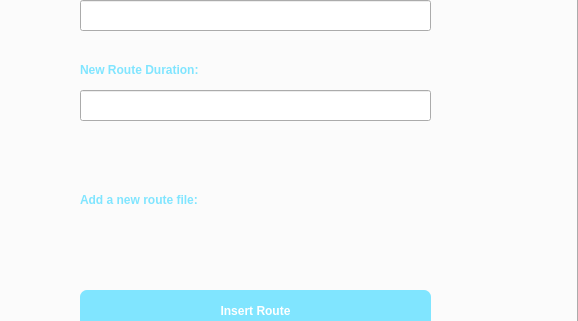
Old version of the form VisionVoyagerGUI/adminmodewindow.ui in the repository IuliaKovacs/VisionVoyager---DiplomaProject; both pictures show x 722 to 1300 and y 206 to 527 of the 1300 by 720 pixel window.
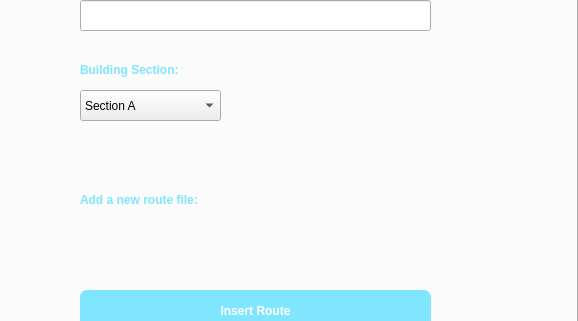
New version of the form.

Commit message: [UI] Drag and Drop Widget - accept only one file flag

Patch:
```diff
--- a/VisionVoyagerGUI/adminmodewindow.ui
+++ b/VisionVoyagerGUI/adminmodewindow.ui
@@ -269,17 +269,7 @@
        </rect>
       </property>
       <property name="text">
-       <string>New Route Duration:</string>
-      </property>
-     </widget>
-     <widget class="QLineEdit" name="routeDurationLineEdit">
-      <property name="geometry">
-       <rect>
-        <x>800</x>
-        <y>270</y>
-        <width>351</width>
-        <height>31</height>
-       </rect>
+       <string>Building Section:</string>
       </property>
      </widget>
      <widget class="QPushButton" name="deleteRouteButton">
@@ -305,9 +295,9 @@
       <property name="geometry">
        <rect>
         <x>1040</x>
-        <y>330</y>
+        <y>290</y>
         <width>111</width>
-        <height>111</height>
+        <height>151</height>
        </rect>
       </property>
       <layout class="QVBoxLayout" name="routeDragNdropLayout"/>
@@ -346,6 +336,40 @@
        <set>Qt::AlignCenter</set>
       </property>
      </widget>
+     <widget class="QComboBox" name="comboBox">
+      <property name="geometry">
+       <rect>
+        <x>800</x>
+        <y>270</y>
+        <width>141</width>
+        <height>31</height>
+       </rect>
+      </property>
+      <property name="layoutDirection">
+       <enum>Qt::LeftToRight</enum>
+      </property>
+      <property name="styleSheet">
+       <string notr="true">text-align: center;</string>
+      </property>
+      <property name="sizeAdjustPolicy">
+       <enum>QComboBox::AdjustToMinimumContentsLengthWithIcon</enum>
+      </property>
+      <item>
+       <property name="text">
+        <string>Section A</string>
+       </property>
+      </item>
+      <item>
+       <property name="text">
+        <string>Section B</string>
+       </property>
+      </item>
+      <item>
+       <property name="text">
+        <string>Section C</string>
+       </property>
+      </item>
+     </widget>
     </widget>
     <widget class="QWidget" name="tab_2">
      <attribute name="title">
```
The commit also changes 3 other files.
